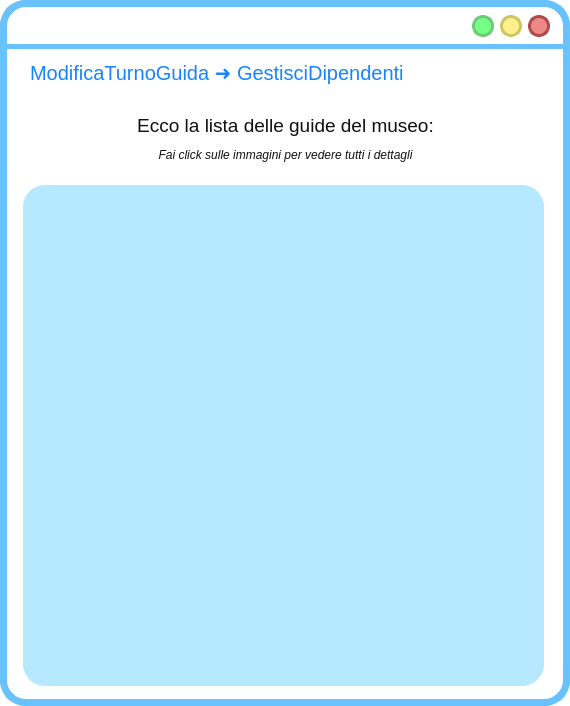
Above: ui/VistaGestisciDipendenti2.ui from SbattellaMattia/SoftwareEngineering before the change. Below: the same form after it.
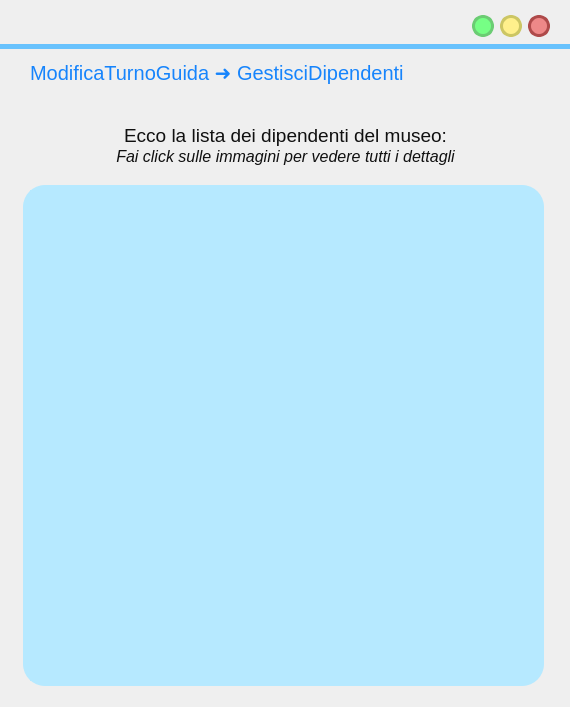
That is the form after the change. Icons and pictures are not drawn.

Patch:
```diff
--- a/ui/VistaGestisciDipendenti2.ui
+++ b/ui/VistaGestisciDipendenti2.ui
@@ -7,24 +7,14 @@
     <x>0</x>
     <y>0</y>
     <width>570</width>
-    <height>706</height>
+    <height>707</height>
    </rect>
   </property>
   <property name="windowTitle">
    <string>MainWindow</string>
   </property>
   <property name="styleSheet">
-   <string notr="true">QWidget{
-background:rgb(255, 255, 255);
-border-radius:26px;
-border-color:rgb(104, 194, 253);
-border-style: solid;
-border-width:7;
-}
-QLabel{
-border-width:0;
-font: 18pt &quot;Lato Light&quot;;
-}</string>
+   <string notr="true"/>
   </property>
   <widget class="QWidget" name="centralwidget">
    <widget class="QLabel" name="label">
@@ -257,7 +247,7 @@
     <property name="geometry">
      <rect>
       <x>20</x>
-      <y>140</y>
+      <y>141</y>
       <width>531</width>
       <height>31</height>
      </rect>
@@ -276,7 +266,7 @@
 </string>
     </property>
     <property name="text">
-     <string>&lt;html&gt;&lt;head/&gt;&lt;body&gt;&lt;p&gt;&lt;span style=&quot; font-size:9pt; font-style:italic;&quot;&gt;Fai click sulle immagini per vedere tutti i dettagli&lt;/span&gt;&lt;/p&gt;&lt;/body&gt;&lt;/html&gt;</string>
+     <string>&lt;html&gt;&lt;head/&gt;&lt;body&gt;&lt;p&gt;&lt;span style=&quot; font-size:12pt; font-style:italic;&quot;&gt;Fai click sulle immagini per vedere tutti i dettagli&lt;/span&gt;&lt;/p&gt;&lt;/body&gt;&lt;/html&gt;</string>
     </property>
     <property name="alignment">
      <set>Qt::AlignCenter</set>
@@ -286,7 +276,7 @@
     <property name="geometry">
      <rect>
       <x>20</x>
-      <y>110</y>
+      <y>120</y>
       <width>531</width>
       <height>31</height>
      </rect>
@@ -304,7 +294,7 @@
 </string>
     </property>
     <property name="text">
-     <string>&lt;html&gt;&lt;head/&gt;&lt;body&gt;&lt;p&gt;&lt;span style=&quot; font-size:14pt;&quot;&gt;Ecco la lista delle guide del museo:&lt;/span&gt;&lt;/p&gt;&lt;/body&gt;&lt;/html&gt;</string>
+     <string>&lt;html&gt;&lt;head/&gt;&lt;body&gt;&lt;p&gt;&lt;span style=&quot; font-size:14pt;&quot;&gt;Ecco la lista dei dipendenti del museo:&lt;/span&gt;&lt;/p&gt;&lt;/body&gt;&lt;/html&gt;</string>
     </property>
     <property name="alignment">
      <set>Qt::AlignCenter</set>
```
